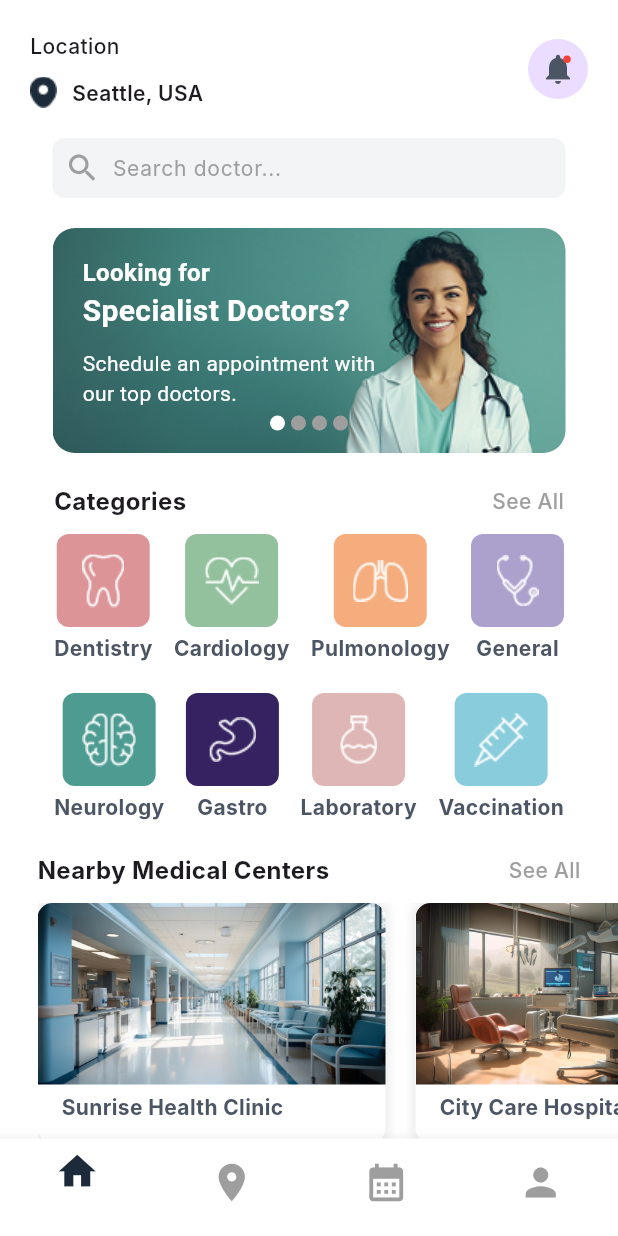
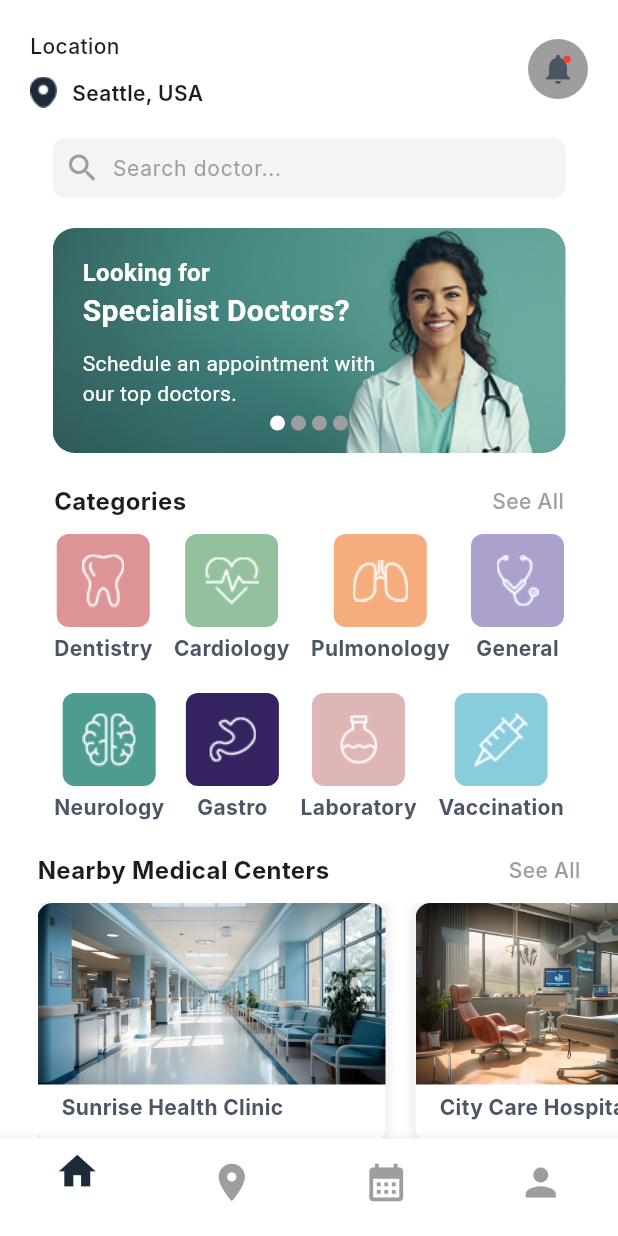
Before and after one commit to vsrooban/doctor-appointment-app, a Flutter app: the HomeScreen screen opened directly, on a phone screen of 412 x 824 dp. Run offline on Flutter 3.47's test engine with Material 3 defaults, Android fonts, the phone set to English and light mode, and no system bars; drawn by our look-alikes of flutter_image_slideshow; our stand-ins replace carousel_slider; Roboto replaces fonts that are missing (Inter).

Commit message:
Notification icon background color changed

```diff
--- a/lib/screen/home/home_content.dart
+++ b/lib/screen/home/home_content.dart
@@ -44,6 +44,7 @@ class _HomeContentState extends State<HomeContent> {
                 ],
               ),
               CircleAvatar(
+                backgroundColor: Colors.grey,
                 child: Stack(
                   children: [
                     InkWell(
--- a/lib/screen/home/notification_screen.dart
+++ b/lib/screen/home/notification_screen.dart
@@ -1,4 +1,3 @@
-import 'package:doctor_appointment_app/screen/home/home_content.dart';
 import 'package:doctor_appointment_app/screen/home/home_screen.dart';
 import 'package:doctor_appointment_app/util/custom_theme.dart';
 import 'package:flutter/material.dart';
@@ -33,6 +32,7 @@ class NotificationScreen extends StatelessWidget {
         ],
       ),
       backgroundColor: Colors.white,
+
       body: ListView(
         padding: const EdgeInsets.all(16),
         children: [
```
